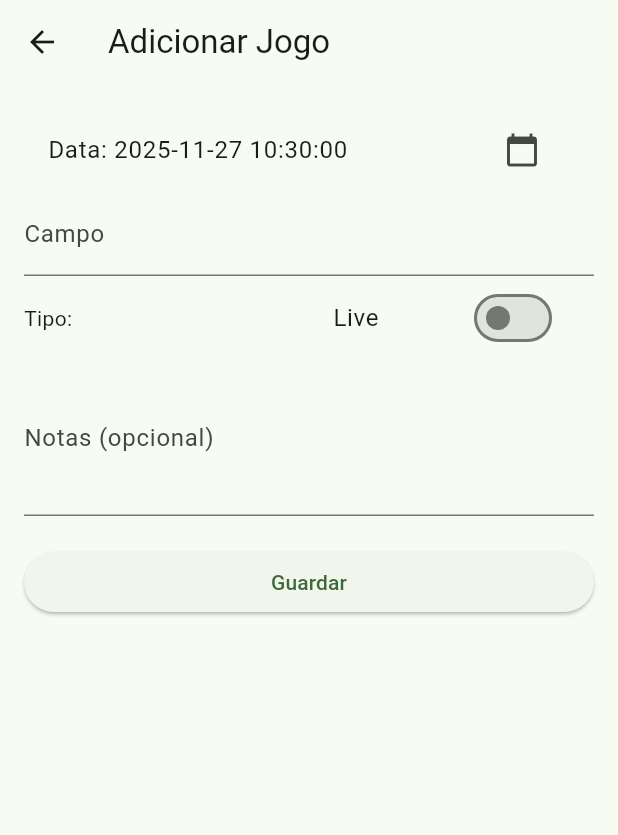
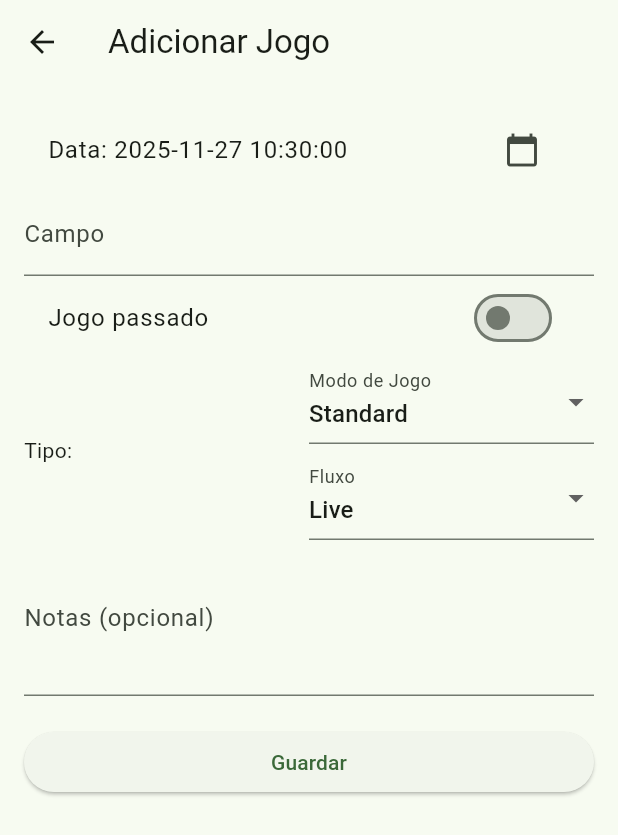
Before and after one commit to Fraga10/golfapp, a Flutter app: the AddGameScreen screen opened directly, on a phone screen of 412 x 824 dp. Shown: the top 835 px of the screen. Run offline on Flutter 3.47's test engine with Material 3 defaults, Android fonts, the phone set to English and light mode, and no system bars; our stand-ins replace flutter_dotenv, hive_flutter; accounts and stored records are empty; network calls fail.

Commit message:
Add game mode and flow options, update database schema, and consolidate migrations

```diff
--- a/lib/screens/add_game.dart
+++ b/lib/screens/add_game.dart
@@ -21,6 +21,8 @@ class _AddGameScreenState extends State<AddGameScreen> {
   final _playersCtrl = TextEditingController();
   // store per-player per-hole strokes when building a past game
   final Map<String, Map<int, int>> _playerStrokes = {};
+  String _gameMode = 'standard';
+  String _gameFlow = 'live';
 
   @override
   void dispose() {
@@ -50,7 +52,15 @@ class _AddGameScreenState extends State<AddGameScreen> {
       }
       final status = _isPast ? 'finished' : 'active';
       final holes = _isPast ? (int.tryParse(_holesCtrl.text) ?? _selectedHoles) : null;
-      final id = await Api.createGame(_courseCtrl.text.trim(), _date, holes: holes, status: status, players: players.isNotEmpty ? players : null);
+      final id = await Api.createGame(
+        _courseCtrl.text.trim(),
+        _date,
+        holes: holes,
+        status: status,
+        players: players.isNotEmpty ? players : null,
+        mode: _gameMode,
+        flow: _gameFlow,
+      );
       if (!mounted) return;
       Navigator.pop(context, id);
     } catch (e) {
@@ -88,14 +98,38 @@ class _AddGameScreenState extends State<AddGameScreen> {
                 decoration: const InputDecoration(labelText: 'Campo'),
                 validator: (v) => (v == null || v.trim().isEmpty) ? 'Insira o nome do campo' : null,
               ),
+              SwitchListTile(
+                title: const Text('Jogo passado'),
+                value: _isPast,
+                onChanged: (v) => setState(() => _isPast = v),
+              ),
               Row(
                 children: [
                   Expanded(child: Text('Tipo:')),
                   Expanded(
-                    child: SwitchListTile(
-                      title: Text(_isPast ? 'Passado' : 'Live'),
-                      value: _isPast,
-                      onChanged: (v) => setState(() => _isPast = v),
+                    child: Column(
+                      crossAxisAlignment: CrossAxisAlignment.start,
+                      children: [
+                        DropdownButtonFormField<String>(
+                          initialValue: _gameMode,
+                          decoration: const InputDecoration(labelText: 'Modo de Jogo'),
+                          items: const [
+                            DropdownMenuItem(value: 'standard', child: Text('Standard')),
+                            DropdownMenuItem(value: 'pitch', child: Text('Pitch & Putt')),
+                          ],
+                          onChanged: (v) => setState(() => _gameMode = v ?? 'standard'),
+                        ),
+                        const SizedBox(height: 8),
+                        DropdownButtonFormField<String>(
+                          initialValue: _gameFlow,
+                          decoration: const InputDecoration(labelText: 'Fluxo'),
+                          items: const [
+                            DropdownMenuItem(value: 'live', child: Text('Live')),
+                            DropdownMenuItem(value: 'import', child: Text('Import')),
+                          ],
+                          onChanged: (v) => setState(() => _gameFlow = v ?? 'live'),
+                        ),
+                      ],
                     ),
                   ),
                 ],
--- a/lib/services/api.dart
+++ b/lib/services/api.dart
@@ -36,10 +36,12 @@ class Api {
     throw Exception('Failed to load games: \\$res');
   }
 
-  static Future<int> createGame(String course, DateTime date, {int? holes, String? status, List<Map<String, dynamic>>? players}) async {
+  static Future<int> createGame(String course, DateTime date, {int? holes, String? status, List<Map<String, dynamic>>? players, String? mode, String? flow}) async {
     final body = <String, dynamic>{'course': course, 'date': date.toUtc().toIso8601String()};
     if (holes != null) body['holes'] = holes;
     if (status != null) body['status'] = status;
+    if (mode != null) body['mode'] = mode;
+    if (flow != null) body['flow'] = flow;
     if (players != null) body['players'] = players;
     final headers = <String, String>{'content-type': 'application/json'};
     _attachAuthHeaders(headers);
```
Also changed, not shown: lib/screens/live_game.dart (+26 -38 lines), server/lib/src/app.dart (+9 -7 lines), 5 other files.
